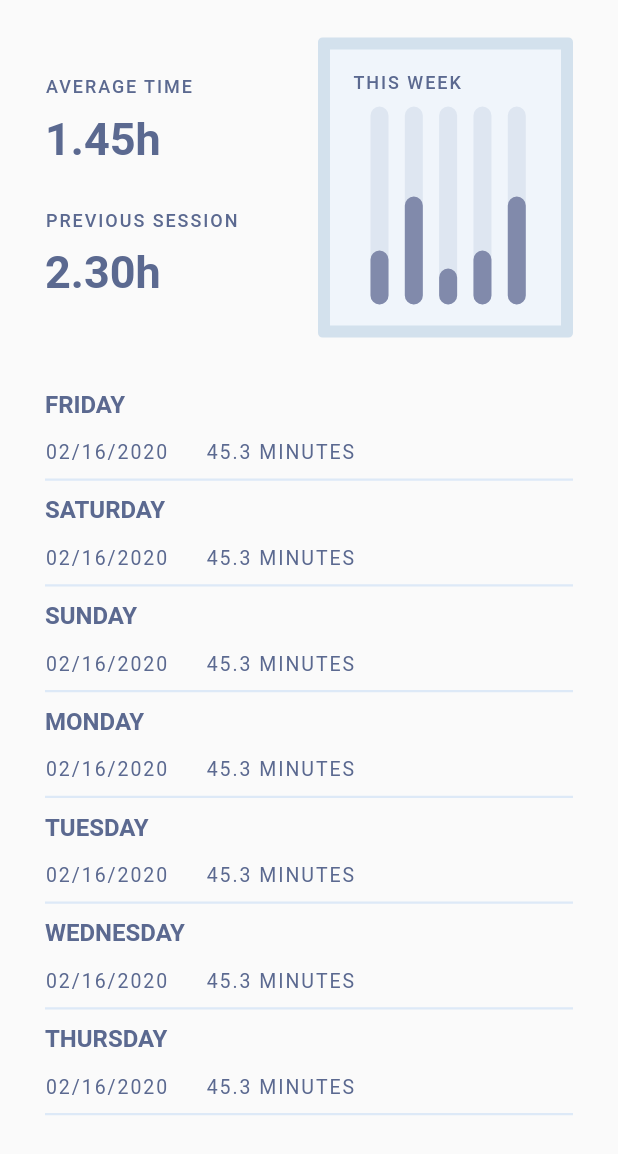
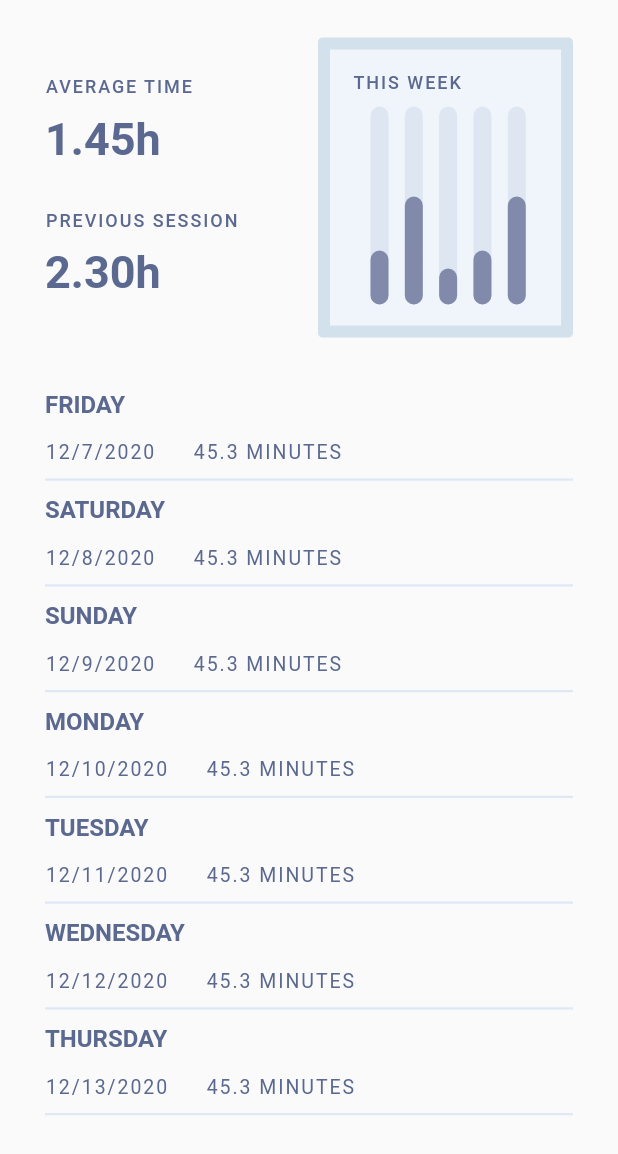
Before and after one commit to chmoore889/Hack-CEWIT-App, a Flutter app: the SecondTab widget shown alone on an empty page, opened directly, on a phone screen of 412 x 824 dp. Shown: the top 1154 px of the screen. Run offline on Flutter 3.47's test engine with Material 2 defaults, Android fonts, the phone set to English and light mode, and no system bars; our stand-ins replace bottom_navy_bar, flare_flutter, google_fonts, simple_animations, wakelock; missing offline and left inert: flutter_picker.

Commit message:
Added Icon

```diff
--- a/lib/pages/home.dart
+++ b/lib/pages/home.dart
@@ -199,8 +199,8 @@ class HomePage extends State<Home> with WidgetsBindingObserver{
                       width: 300.0,
                       height: 150.0,
                       decoration: BoxDecoration (
-                      borderRadius: BorderRadius.circular(25.0),
-                      color: Color.fromRGBO(205, 136, 63, 1),
+                        borderRadius: BorderRadius.circular(25.0),
+                        color: Color.fromRGBO(205, 136, 63, 1),
                         boxShadow: [
                           new BoxShadow(
                             color: Color.fromRGBO(251, 243, 217, 1),
--- a/lib/pages/second_screen.dart
+++ b/lib/pages/second_screen.dart
@@ -96,31 +96,31 @@ class SecondTab extends StatelessWidget {
           RecordItem(
               fontColor: _fontColor,
               smallFontSpacing: _smallFontSpacing,
-              day: "FRIDAY"),
+              day: "FRIDAY", date: "12/7/2020",),
           RecordItem(
               fontColor: _fontColor,
               smallFontSpacing: _smallFontSpacing,
-              day: "SATURDAY"),
+              day: "SATURDAY", date: "12/8/2020",),
           RecordItem(
               fontColor: _fontColor,
               smallFontSpacing: _smallFontSpacing,
-              day: "SUNDAY"),
+              day: "SUNDAY", date: "12/9/2020",),
           RecordItem(
               fontColor: _fontColor,
               smallFontSpacing: _smallFontSpacing,
-              day: "MONDAY"),
+              day: "MONDAY", date: "12/10/2020",),
           RecordItem(
               fontColor: _fontColor,
               smallFontSpacing: _smallFontSpacing,
-              day: "TUESDAY"),
+              day: "TUESDAY", date: "12/11/2020",),
           RecordItem(
               fontColor: _fontColor,
               smallFontSpacing: _smallFontSpacing,
-              day: "WEDNESDAY"),
+              day: "WEDNESDAY", date: "12/12/2020",),
           RecordItem(
               fontColor: _fontColor,
               smallFontSpacing: _smallFontSpacing,
-              day: "THURSDAY"),
+              day: "THURSDAY", date: "12/13/2020",),
         ],
       ),
     );
@@ -133,6 +133,7 @@ class RecordItem extends StatelessWidget {
     @required Color fontColor,
     @required double smallFontSpacing,
     @required this.day,
+    @required this.date,
   })  : _fontColor = fontColor,
         _smallFontSpacing = smallFontSpacing,
         super(key: key);
@@ -140,6 +141,7 @@ class RecordItem extends StatelessWidget {
   final Color _fontColor;
   final double _smallFontSpacing;
   final String day;
+  final String date;
 
   @override
   Widget build(BuildContext context) {
@@ -165,7 +167,7 @@ class RecordItem extends StatelessWidget {
           Row(
             children: <Widget>[
               Text(
-                "02/16/2020",
+                "$date",
                 style: TextStyle(
                     fontSize: 13,
                     fontWeight: FontWeight.w400,
--- a/pubspec.yaml
+++ b/pubspec.yaml
@@ -33,6 +33,12 @@ dev_dependencies:
     sdk: flutter
   simple_animations: ^1.3.3
   cupertino_icons: ^0.1.2
+  flutter_launcher_icons: "^0.7.3"
+
+flutter_icons:
+  android: true
+  ios: true
+  image_path: "assets/chris.jpg"
 
 # For information on the generic Dart part of this file, see the
 # following page: https://dart.dev/tools/pub/pubspec
```
Also changed, not shown: pubspec.lock, 31 other files.
